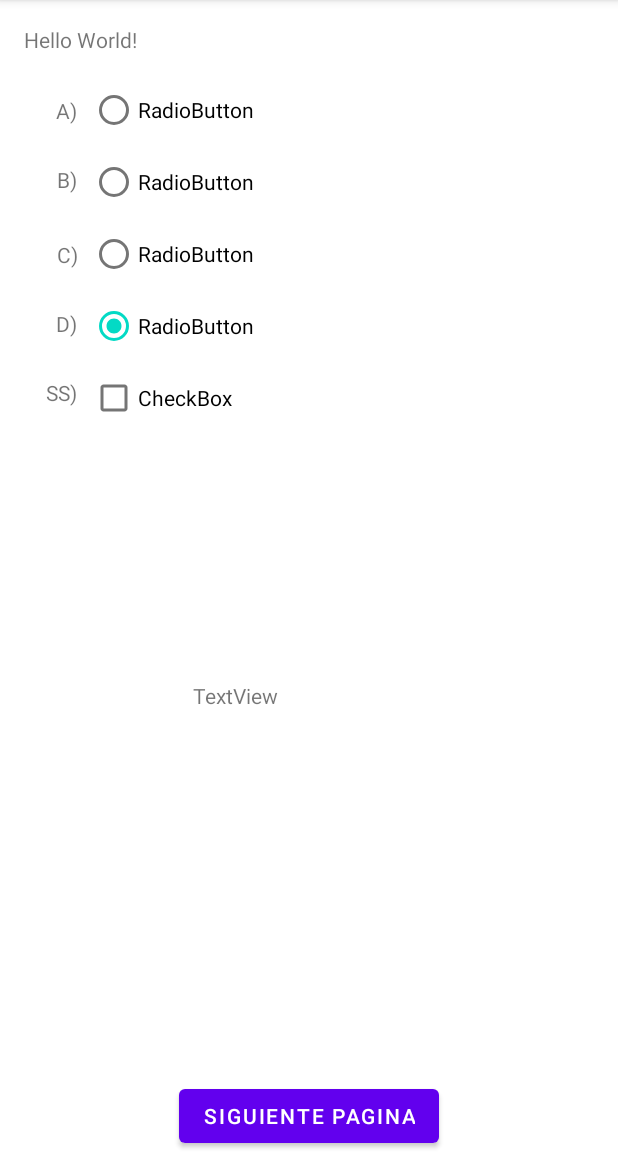
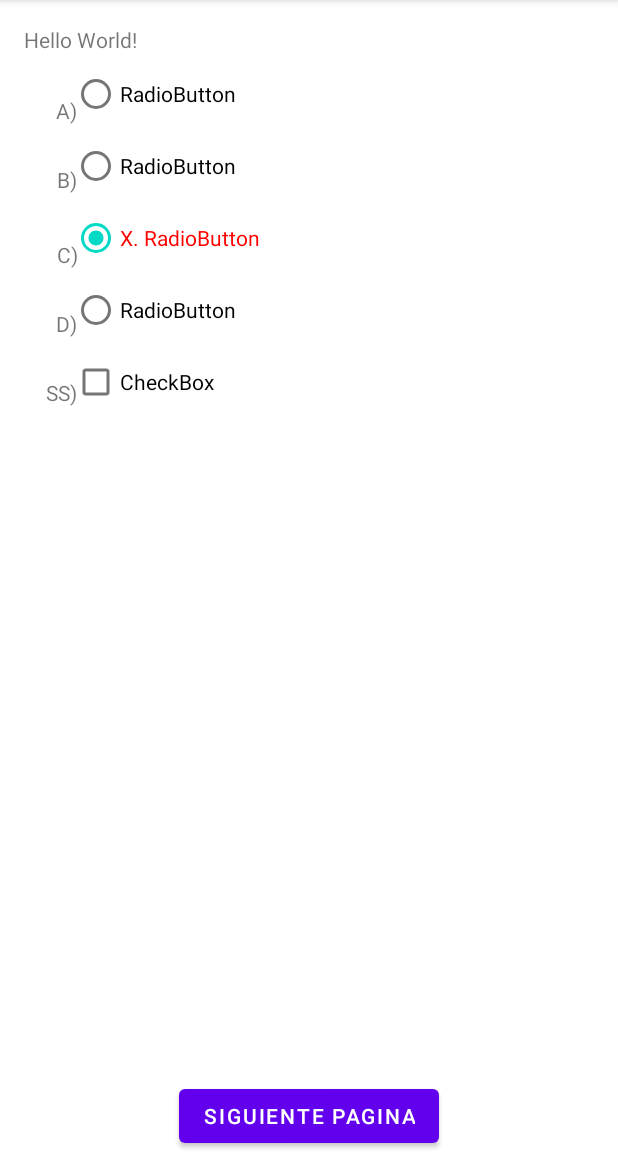
Before and after one commit to els17/OpoTest, an Android app: the screen it shows after launch (MainActivity), after a tap on "RadioButton", on a phone screen of 412 x 824 dp, the part 84-1236 px from its top. Run offline under Robolectric (Android 15) with nearby library versions, the phone set to English and light mode, and no system bars; 7 statements that could not run were skipped.

Commit message:
Colores en las preguntas cuando estan bien y mal. PH: color verde cuando este mal

```diff
--- a/OpoTest/src/main/java/com/example/opotest/MainActivity.java
+++ b/OpoTest/src/main/java/com/example/opotest/MainActivity.java
@@ -3,6 +3,7 @@ package com.example.opotest;
 import androidx.appcompat.app.AppCompatActivity;
 
 import android.database.sqlite.SQLiteDatabase;
+import android.graphics.Color;
 import android.os.Bundle;
 import android.view.View;
 import android.widget.CheckBox;
@@ -15,10 +16,12 @@ import com.example.opotest.Entidades.Preguntas;
 import com.example.opotest.db.DbHelper;
 import com.example.opotest.db.dbPreguntas;
 
+import java.util.ArrayList;
+import java.util.Arrays;
+
 public class MainActivity extends AppCompatActivity {
 
     private TextView tv;
-    private TextView tv2;
     private RadioGroup rg;
     private RadioButton cb1;
     private RadioButton cb2;
@@ -45,7 +48,6 @@ public class MainActivity extends AppCompatActivity {
         SQLiteDatabase db = dbHelper.getWritableDatabase();
 
         tv = (TextView) findViewById(R.id.textoo);
-        tv2 = (TextView) findViewById(R.id.correcto);
         rg = (RadioGroup) findViewById(R.id.radioGroup);
         cb1 = (RadioButton) findViewById(R.id.respuesta1);
         cb2 = (RadioButton) findViewById(R.id.respuesta2);
@@ -104,16 +106,24 @@ public class MainActivity extends AppCompatActivity {
         RadioButton selectedRadioButton;
         int selectedRadioButtonId = rg.getCheckedRadioButtonId();
         String selectedRbText = "";
-
+        String[] textRadio = new String[]{(String) cb1.getText(),(String) cb2.getText(),(String) cb3.getText(),(String) cb4.getText()};
         if (selectedRadioButtonId != -1) {
             selectedRadioButton = findViewById(selectedRadioButtonId);
             selectedRbText = selectedRadioButton.getText().toString();
-            System.out.println("id:" + selectedRadioButtonId);
-            System.out.println("texto selec:" + selectedRbText + "/");
-            System.out.println("respuesta correcta:" + preg.getRespuesta_correcta().trim() + "/");
             if (selectedRbText.trim().equals(preg.getRespuesta_correcta().trim()))
             {
-                tv2.setText("CORRECTA");
+                selectedRadioButton.setText("✔. " + selectedRbText);
+                selectedRadioButton.setTextColor(Color.GREEN);
+            }else{
+                selectedRadioButton.setText("X. " + selectedRbText);
+                selectedRadioButton.setTextColor(Color.RED);
+                /*for (int i = 0; i < textRadio.length; i++)
+                {
+                    if (textRadio[i].equals(preg.getRespuesta_correcta())){
+                        textRadio[i].setText("✔. " + selectedRbText);
+                        textRadio[i].setTextColor(Color.GREEN);
+                    }
+                }*/
             }
         } else {
         }
--- a/OpoTest/src/main/res/layout/activity_main.xml
+++ b/OpoTest/src/main/res/layout/activity_main.xml
@@ -85,14 +85,14 @@
 
     <RadioGroup
         android:id="@+id/radioGroup"
-        android:layout_width="371dp"
-        android:layout_height="329dp"
-        android:layout_marginStart="60dp"
+        android:layout_width="342dp"
+        android:layout_height="254dp"
+        android:layout_marginStart="48dp"
         android:onClick="comprobarRespuesta"
         app:layout_constraintBottom_toBottomOf="parent"
         app:layout_constraintStart_toStartOf="parent"
         app:layout_constraintTop_toTopOf="parent"
-        app:layout_constraintVertical_bias="0.113">
+        app:layout_constraintVertical_bias="0.075">
 
         <RadioButton
             android:id="@+id/respuesta1"
@@ -129,16 +129,4 @@
             android:text="CheckBox" />
     </RadioGroup>
 
-    <TextView
-        android:id="@+id/correcto"
-        android:layout_width="154dp"
-        android:layout_height="57dp"
-        android:text="TextView"
-        app:layout_constraintBottom_toBottomOf="parent"
-        app:layout_constraintEnd_toEndOf="parent"
-        app:layout_constraintHorizontal_bias="0.498"
-        app:layout_constraintStart_toStartOf="parent"
-        app:layout_constraintTop_toBottomOf="@+id/radioGroup"
-        app:layout_constraintVertical_bias="0.226" />
-
 </androidx.constraintlayout.widget.ConstraintLayout>
```
